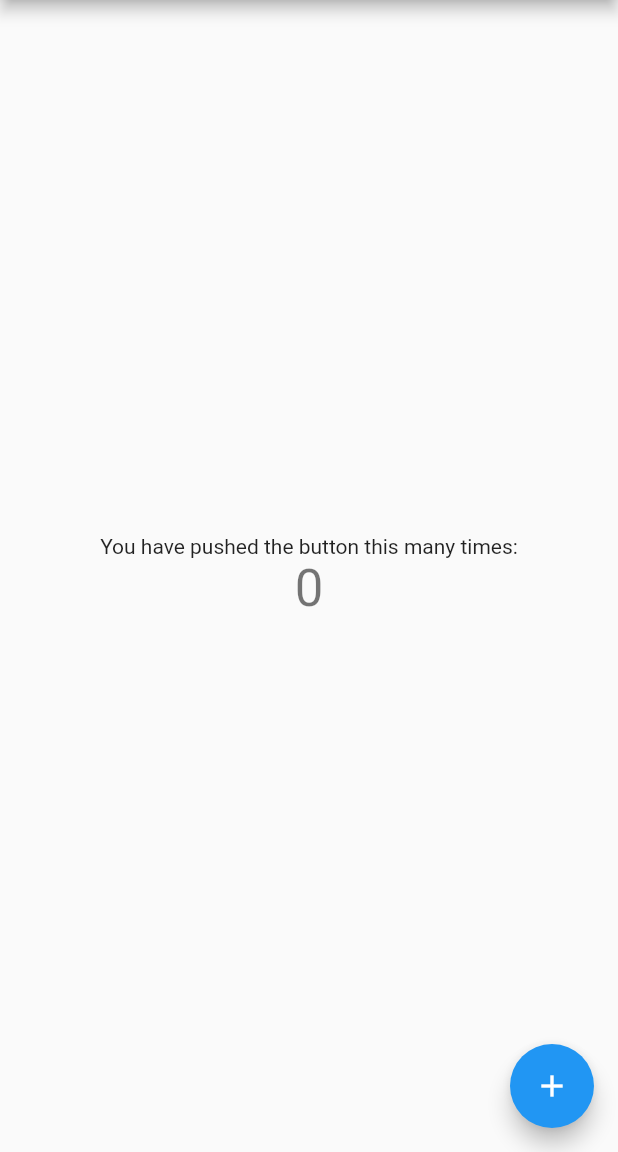
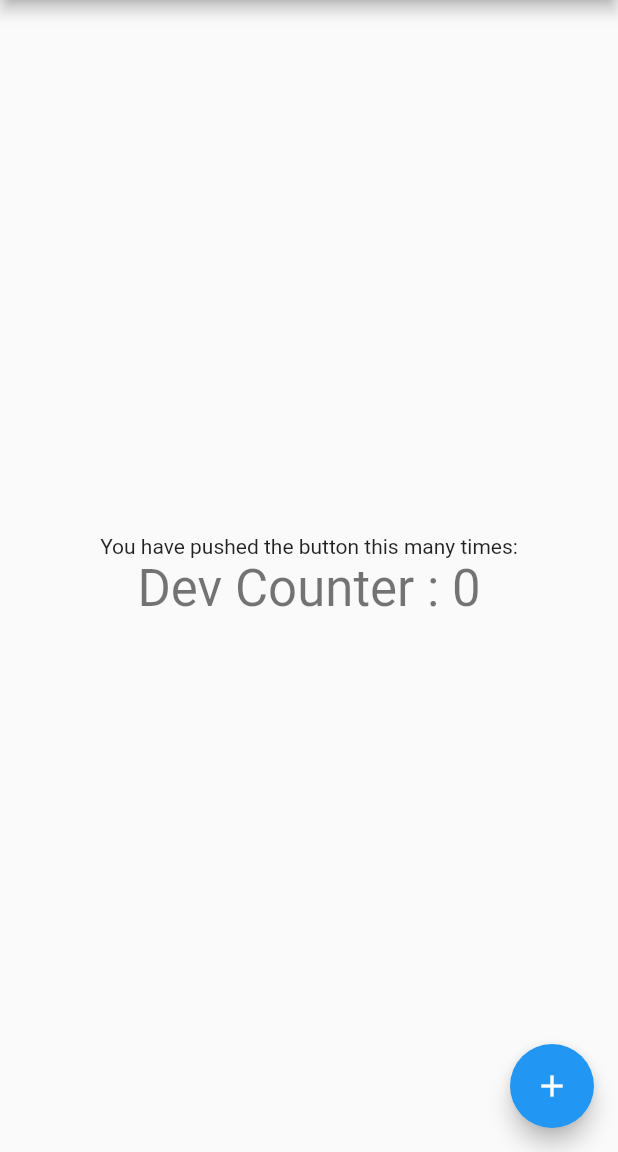
Before and after one commit to nikunjCRC/multidev, a Flutter app: the screen it shows after launch, on a phone screen of 412 x 824 dp, the part 84-1236 px from its top. Run offline on Flutter 3.47's test engine with Material 2 defaults, Android fonts, the phone set to English and light mode, and no system bars.

Commit message:
Dev counter added

```diff
--- a/lib/main.dart
+++ b/lib/main.dart
@@ -99,7 +99,7 @@ class _MyHomePageState extends State<MyHomePage> {
               'You have pushed the button this many times:',
             ),
             Text(
-              '$_counter',
+              'Dev Counter : $_counter',
               style: Theme.of(context).textTheme.headlineMedium,
             ),
           ],
```
